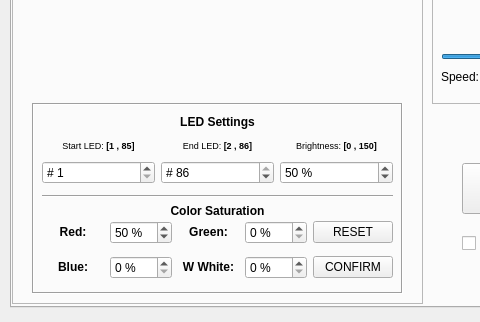
The window that _ui/Clinostat.ui (CoCl-Jerry/SciSpin_Max_RELEASE) describes before a commit, drawn with Qt 5; both pictures show x 0 to 480 and y 253 to 575 of the 1024 by 575 pixel window.
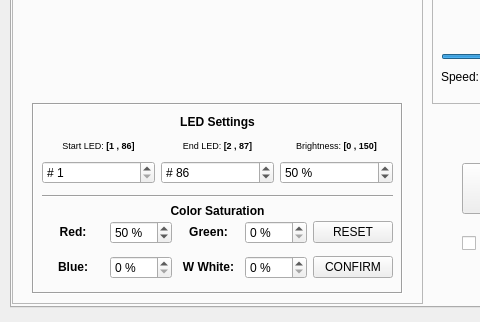
The same window after the commit. Icons and pictures are not drawn.

Commit message: LED Count Update

```diff
--- a/_ui/Clinostat.ui
+++ b/_ui/Clinostat.ui
@@ -267,14 +267,14 @@
          <item row="2" column="1">
           <widget class="QLabel" name="Start_label_3">
            <property name="text">
-            <string>&lt;html&gt;&lt;head/&gt;&lt;body&gt;&lt;p align=&quot;center&quot;&gt;&lt;span style=&quot; font-size:7pt;&quot;&gt;End LED: &lt;/span&gt;&lt;span style=&quot; font-size:7pt; font-weight:600;&quot;&gt;[2 , 86]&lt;/span&gt;&lt;/p&gt;&lt;/body&gt;&lt;/html&gt;</string>
+            <string>&lt;html&gt;&lt;head/&gt;&lt;body&gt;&lt;p align=&quot;center&quot;&gt;&lt;span style=&quot; font-size:7pt;&quot;&gt;End LED: &lt;/span&gt;&lt;span style=&quot; font-size:7pt; font-weight:600;&quot;&gt;[2 , 87]&lt;/span&gt;&lt;/p&gt;&lt;/body&gt;&lt;/html&gt;</string>
            </property>
           </widget>
          </item>
          <item row="2" column="0">
           <widget class="QLabel" name="Start_label">
            <property name="text">
-            <string>&lt;html&gt;&lt;head/&gt;&lt;body&gt;&lt;p align=&quot;center&quot;&gt;&lt;span style=&quot; font-size:7pt;&quot;&gt;Start LED: &lt;/span&gt;&lt;span style=&quot; font-size:7pt; font-weight:600;&quot;&gt;[1 , 85]&lt;/span&gt;&lt;/p&gt;&lt;/body&gt;&lt;/html&gt;</string>
+            <string>&lt;html&gt;&lt;head/&gt;&lt;body&gt;&lt;p align=&quot;center&quot;&gt;&lt;span style=&quot; font-size:7pt;&quot;&gt;Start LED: &lt;/span&gt;&lt;span style=&quot; font-size:7pt; font-weight:600;&quot;&gt;[1 , 86]&lt;/span&gt;&lt;/p&gt;&lt;/body&gt;&lt;/html&gt;</string>
            </property>
           </widget>
          </item>
@@ -320,7 +320,7 @@
             <number>2</number>
            </property>
            <property name="maximum">
-            <number>86</number>
+            <number>87</number>
            </property>
            <property name="value">
             <number>86</number>
```
Left out of the diff: 2 changed lines with no effect on the pictures. The commit also changes 2 other files.
